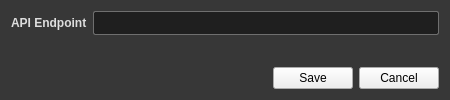
First picture: the form in aroundvision/views/load_source.ui, repository IT-Leiria/360-gui, before the edit.
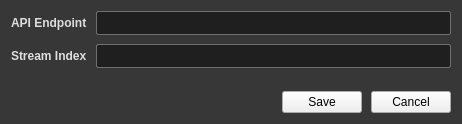
Second picture: the form after the edit.

Commit message: [AROUNDVISION-3] - add stream list to load source, read from aroundvision api and add more vars to configs..

Diff of the .ui file:
```diff
--- a/aroundvision/views/load_source.ui
+++ b/aroundvision/views/load_source.ui
@@ -9,8 +9,8 @@
    <rect>
     <x>0</x>
     <y>0</y>
-    <width>450</width>
-    <height>100</height>
+    <width>462</width>
+    <height>124</height>
    </rect>
   </property>
   <property name="sizePolicy">
@@ -56,6 +56,9 @@
 </string>
   </property>
   <layout class="QVBoxLayout" name="verticalLayout">
+   <property name="spacing">
+    <number>9</number>
+   </property>
    <property name="sizeConstraint">
     <enum>QLayout::SetDefaultConstraint</enum>
    </property>
@@ -71,6 +74,23 @@
      <item row="0" column="1">
       <widget class="QLineEdit" name="api_endpoint_lineEdit"/>
      </item>
+     <item row="1" column="0">
+      <widget class="QLabel" name="label">
+       <property name="text">
+        <string>Stream Index</string>
+       </property>
+      </widget>
+     </item>
+     <item row="1" column="1">
+      <widget class="QLineEdit" name="lineEdit"/>
+     </item>
+    </layout>
+   </item>
+   <item>
+    <layout class="QVBoxLayout" name="stream_list_layout">
+     <property name="spacing">
+      <number>6</number>
+     </property>
     </layout>
    </item>
    <item>
```
The commit also changes 6 other files.
